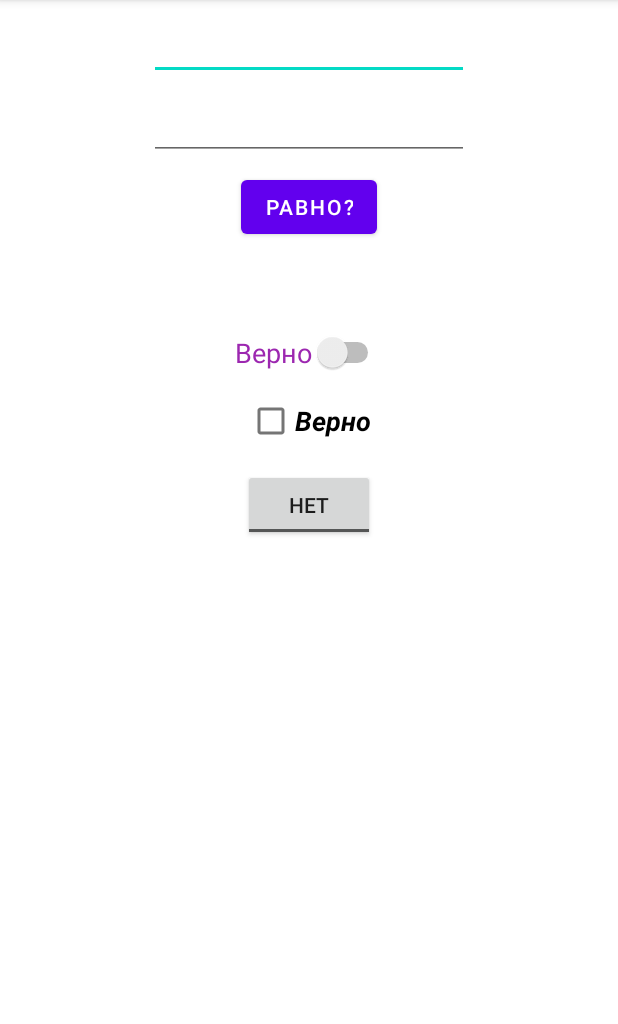
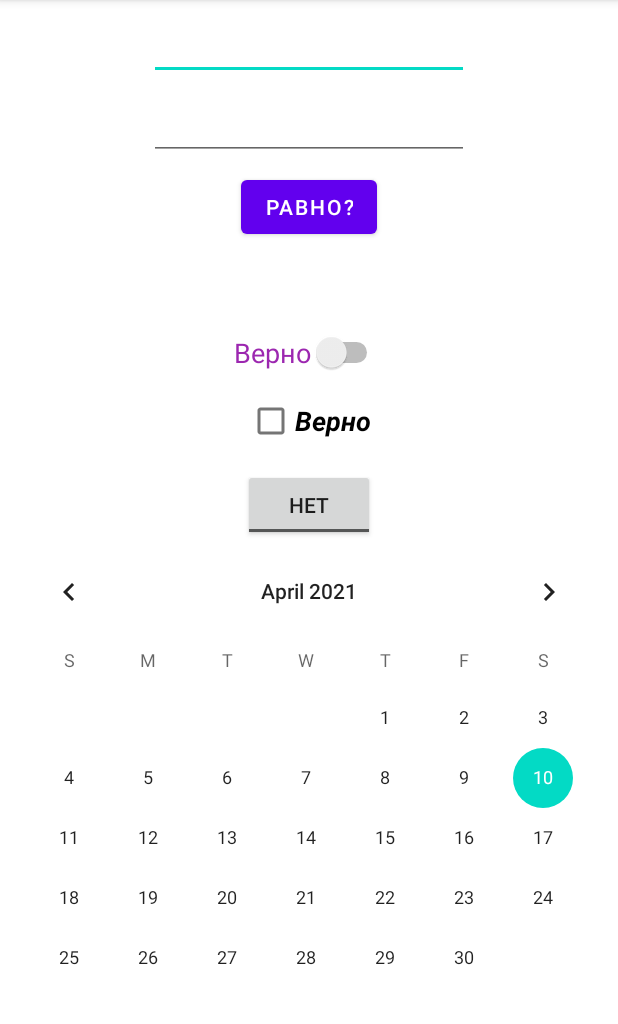
Before and after one commit to MariLeva/calculator_Android, an Android app: the screen it shows after launch (MainActivity), on a phone screen of 412 x 824 dp, the part 84-1108 px from its top. Run offline under Robolectric (Android 15) with nearby library versions, the phone set to English and light mode, and no system bars.

Commit message:
Добавлен CalendarView и LinearLayout в главный макет.

```diff
--- a/app/src/main/res/layout/activity_main.xml
+++ b/app/src/main/res/layout/activity_main.xml
@@ -6,17 +6,11 @@
     android:layout_height="match_parent"
     tools:context=".MainActivity">
 
-    <Button
-        android:id="@+id/button"
-        android:layout_width="wrap_content"
-        android:layout_height="wrap_content"
-        android:layout_marginStart="8dp"
-        android:layout_marginTop="7dp"
-        android:layout_marginEnd="8dp"
-        android:text="@string/is_equal"
-        app:layout_constraintEnd_toEndOf="parent"
-        app:layout_constraintStart_toStartOf="parent"
-        app:layout_constraintTop_toBottomOf="@+id/editText2" />
+    <LinearLayout
+        android:layout_width="match_parent"
+        android:layout_height="match_parent"
+        android:gravity="center_horizontal"
+        android:orientation="vertical">
 
         <EditText
             android:id="@+id/editText1"
@@ -26,10 +20,7 @@
             android:layout_marginTop="8dp"
             android:layout_marginEnd="8dp"
             android:ems="10"
-        android:inputType="number"
-        app:layout_constraintLeft_toLeftOf="parent"
-        app:layout_constraintRight_toRightOf="parent"
-        app:layout_constraintTop_toTopOf="parent"/>
+            android:inputType="number" />
 
         <EditText
             android:id="@+id/editText2"
@@ -39,20 +30,23 @@
             android:layout_marginTop="8dp"
             android:layout_marginEnd="8dp"
             android:ems="10"
-        android:inputType="number"
-        app:layout_constraintLeft_toLeftOf="parent"
-        app:layout_constraintRight_toRightOf="parent"
-        app:layout_constraintTop_toBottomOf="@id/editText1"/>
+            android:inputType="number" />
+
+        <Button
+            android:id="@+id/button"
+            android:layout_width="wrap_content"
+            android:layout_height="wrap_content"
+            android:layout_marginStart="8dp"
+            android:layout_marginTop="7dp"
+            android:layout_marginEnd="8dp"
+            android:text="@string/is_equal" />
 
         <TextView
             android:id="@+id/textView"
             android:layout_width="160dp"
             android:layout_height="wrap_content"
             android:layout_marginTop="8dp"
-        android:textSize="32sp"
-        app:layout_constraintLeft_toLeftOf="parent"
-        app:layout_constraintRight_toRightOf="parent"
-        app:layout_constraintTop_toBottomOf="@id/button" />
+            android:textSize="32sp" />
 
         <Switch
             android:id="@+id/switch1"
@@ -63,10 +57,7 @@
             android:layout_marginEnd="8dp"
             android:text="Верно"
             android:textColor="#9C27B0"
-        android:textSize="18sp"
-        app:layout_constraintEnd_toEndOf="parent"
-        app:layout_constraintStart_toStartOf="parent"
-        app:layout_constraintTop_toBottomOf="@+id/textView" />
+            android:textSize="18sp" />
 
         <CheckBox
             android:id="@+id/checkBox"
@@ -77,10 +68,7 @@
             android:layout_marginEnd="8dp"
             android:text="Верно"
             android:textSize="18sp"
-        android:textStyle="bold|italic"
-        app:layout_constraintEnd_toEndOf="parent"
-        app:layout_constraintStart_toStartOf="parent"
-        app:layout_constraintTop_toBottomOf="@+id/switch1" />
+            android:textStyle="bold|italic" />
 
         <ToggleButton
             android:id="@+id/toggleButton"
@@ -91,9 +79,12 @@
             android:layout_marginEnd="8dp"
             android:text="Да"
             android:textOff="Нет"
-        android:textOn="Да"
-        app:layout_constraintEnd_toEndOf="parent"
-        app:layout_constraintStart_toStartOf="parent"
-        app:layout_constraintTop_toBottomOf="@+id/checkBox" />
+            android:textOn="Да" />
+
+        <CalendarView
+            android:id="@+id/calendarView"
+            android:layout_width="match_parent"
+            android:layout_height="wrap_content" />
+    </LinearLayout>
 
 </androidx.constraintlayout.widget.ConstraintLayout>
--- a/app/src/main/res/layout/maket2.xml
+++ b/app/src/main/res/layout/maket2.xml
@@ -110,4 +110,5 @@
         app:layout_constraintEnd_toEndOf="parent"
         app:layout_constraintStart_toStartOf="parent"
         app:layout_constraintTop_toBottomOf="@+id/editTextDate" />
+
 </androidx.constraintlayout.widget.ConstraintLayout>
```
Lines whose indentation alone changed are shown as unchanged.
